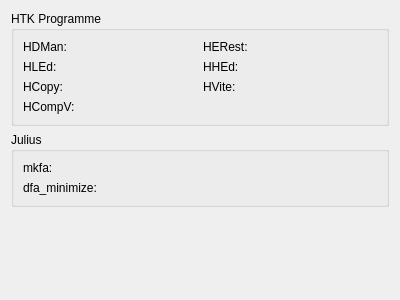
Before: the Qt Designer form simonlib/speechmodelcompilation/config/externalprograms.ui in KDE/simon, drawn with Qt 5.
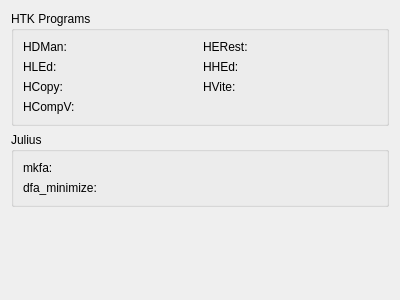
After: the same form once the commit is applied. Custom widgets are drawn as their Qt base class.

Patch:
```diff
--- a/simonlib/speechmodelcompilation/config/externalprograms.ui
+++ b/simonlib/speechmodelcompilation/config/externalprograms.ui
@@ -16,7 +16,7 @@
    <item>
     <widget class="QGroupBox" name="gbHTK" >
      <property name="title" >
-      <string>HTK Programme</string>
+      <string>HTK Programs</string>
      </property>
      <property name="flat" >
       <bool>false</bool>
```
